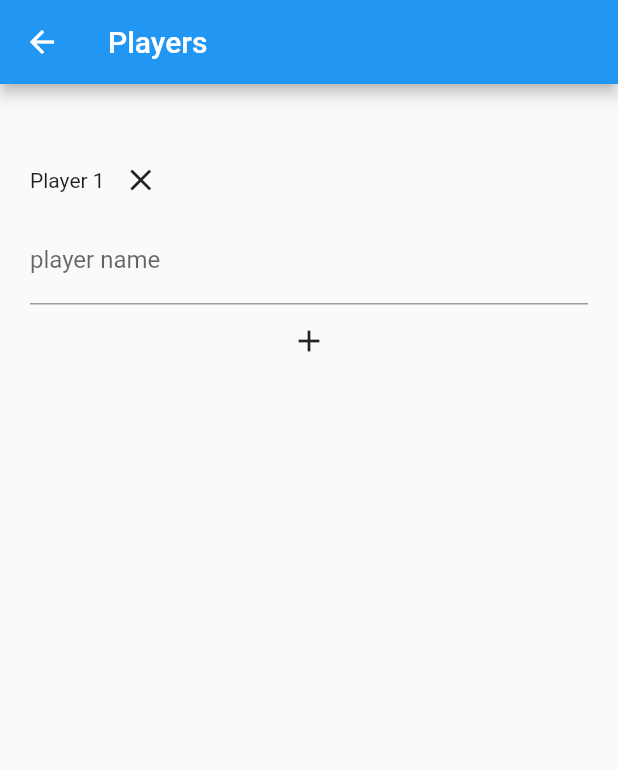
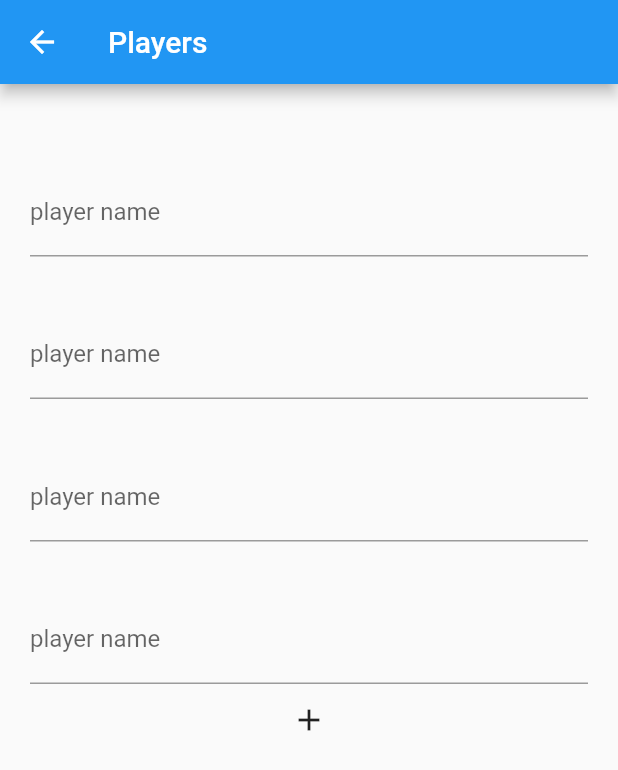
Before and after one commit to northfieldzz/mahjong_pointer, a Flutter app: the PlayersPage screen opened directly with empty values, after a tap on the "add" icon, on a phone screen of 412 x 824 dp. Shown: the top 770 px of the screen. Run offline on Flutter 3.47's test engine with Material 2 defaults, Android fonts, the phone set to English and light mode, and no system bars.

```diff
--- a/lib/player/objects.dart
+++ b/lib/player/objects.dart
@@ -2,23 +2,61 @@ import 'package:flutter/cupertino.dart';
 import 'package:flutter/material.dart';
 
 class PlayersState extends ChangeNotifier {
-  List<Player> players = [];
+  Player _player0;
+  Player _player1;
+  Player _player2;
+  Player _player3;
+  bool _isThreePlayer = false;
 
-  PlayersState({@required this.players}) {
+  PlayersState({
+    Player player0,
+    Player player1,
+    Player player2,
+    Player player3,
+  }) {
+    _player0 = player0;
+    _player1 = player1;
+    _player2 = player2;
+    _player3 = player3;
     notifyListeners();
   }
 
-  void add(Player player) {
-    players.add(player);
+  set player0(Player player) {
+    _player0 = player;
     notifyListeners();
   }
 
-  void removeAt(int index) {
-    players.removeAt(index);
+  Player get player0 => _player0;
+
+  set player1(Player player) {
+    _player1 = player;
     notifyListeners();
   }
 
-  void submit() => notifyListeners();
+  Player get player1 => _player1;
+
+  set player2(Player player) {
+    _player2 = player;
+    notifyListeners();
+  }
+
+  Player get player2 => _player2;
+
+  set player3(Player player) {
+    _player3 = player;
+    notifyListeners();
+  }
+
+  Player get player3 => _player3;
+
+  set isThreePlayer(bool isThree) {
+    _isThreePlayer = isThree;
+    notifyListeners();
+  }
+
+  bool get isThreePlayer => _isThreePlayer;
+
+// void submit() => notifyListeners();
 }
 
 class Player {
--- a/lib/player/widget/index.dart
+++ b/lib/player/widget/index.dart
@@ -5,14 +5,27 @@ import 'package:provider/provider.dart';
 import '../objects.dart';
 
 class PlayersPage extends StatelessWidget {
-  final List<Player> players;
+  final Player player0;
+  final Player player1;
+  final Player player2;
+  final Player player3;
 
-  PlayersPage({this.players});
+  PlayersPage({
+    this.player0,
+    this.player1,
+    this.player2,
+    this.player3,
+  });
 
   @override
   Widget build(BuildContext context) {
     return ChangeNotifierProvider(
-      create: (context) => PlayersState(players: players),
+      create: (context) => PlayersState(
+        player0: player0,
+        player1: player1,
+        player2: player2,
+        player3: player3,
+      ),
       child: Scaffold(
         appBar: AppBar(title: Text('Players')),
         body: PlayersForm(),
@@ -25,84 +38,44 @@ class PlayersPage extends StatelessWidget {
 class PlayersForm extends StatelessWidget {
   @override
   Widget build(BuildContext context) {
-    return Consumer<PlayersState>(
-      builder: (context, playersState, child) {
+    final state = context.watch<PlayersState>();
     return Container(
       padding: EdgeInsets.all(20.0),
       child: Column(
         children: [
-              ListView.builder(
-                itemCount: playersState.players.length,
-                itemBuilder: (context, index) => PlayerInput(
-                  index: index,
-                  initialName: playersState.players[index].name,
-                  label: 'Player ${index + 1}',
-                  onRemove: () {
-                    if (3 >= playersState.players.length) return;
-                    playersState.removeAt(index);
-                  },
-                ),
-                shrinkWrap: true,
-                physics: const NeverScrollableScrollPhysics(),
-              ),
-              IconButton(
-                icon: Icon(Icons.add),
-                onPressed: () {
-                  if (4 <= playersState.players.length) return;
-                  playersState.add(Player(name: '', point: 25000));
-                },
-              ),
+          PlayerInput(player: state.player0),
+          PlayerInput(player: state.player1),
+          PlayerInput(player: state.player2),
+          PlayerInput(player: state.player3),
+          IconButton(icon: Icon(Icons.add), onPressed: () {})
         ],
       ),
-        );
-      },
     );
   }
 }
 
 class PlayerInput extends StatelessWidget {
-  final int index;
-  final String label;
-  final String initialName;
-  final VoidCallback onRemove;
+  final Player player;
 
-  PlayerInput({
-    this.index,
-    this.label,
-    this.initialName = '',
-    this.onRemove,
-  });
+  PlayerInput({this.player});
 
   @override
   Widget build(BuildContext context) {
-    return Consumer<PlayersState>(
-      builder: (context, playersState, child) {
-        var _player = playersState.players[index];
     return Container(
       padding: EdgeInsets.only(top: 20.0),
       child: Column(
         children: <Widget>[
-              Row(
-                children: <Widget>[
-                  Text(label),
-                  IconButton(
-                    icon: Icon(Icons.close),
-                    onPressed: onRemove,
-                  ),
-                ],
-              ),
+          Text(player.name),
           TextField(
-                controller: TextEditingController(text: initialName),
+            controller: TextEditingController(text: player.name),
             decoration: const InputDecoration(
               labelText: 'player name',
               hintText: 'enter player name',
             ),
-                onChanged: (name) => _player.name = name,
+            onChanged: (name) => player.name = name,
           ),
         ],
       ),
     );
-      },
-    );
   }
 }
```
Also changed, not shown: lib/game/objects.dart (+103 -13 lines), lib/game/widget/index.dart (+118 -119 lines), lib/game/widget/pointer.dart (added, +66 -0 lines), lib/main.dart (+1 -7 lines). Lines whose indentation alone changed are shown as unchanged.
